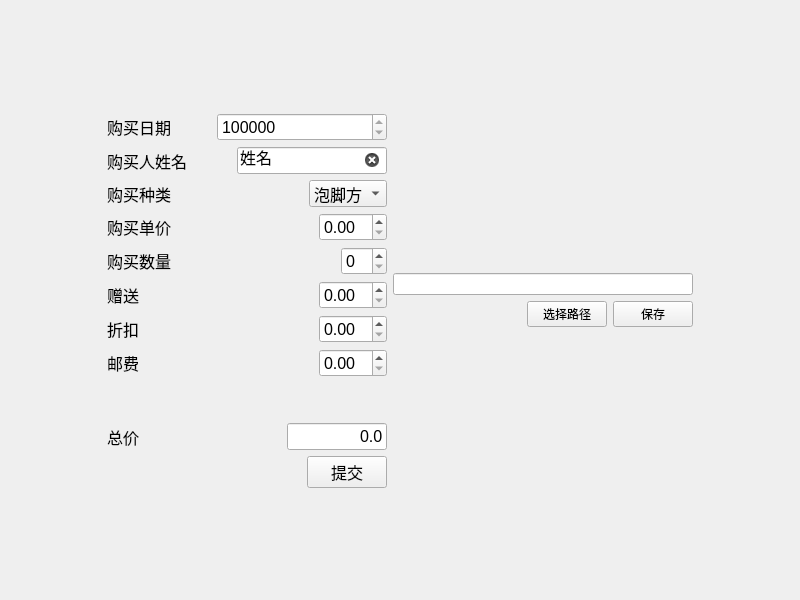
This is hfx.ui in DongzhenHuangfu/My-Manage-App as Qt 5 draws it before an edit. The edited form follows.
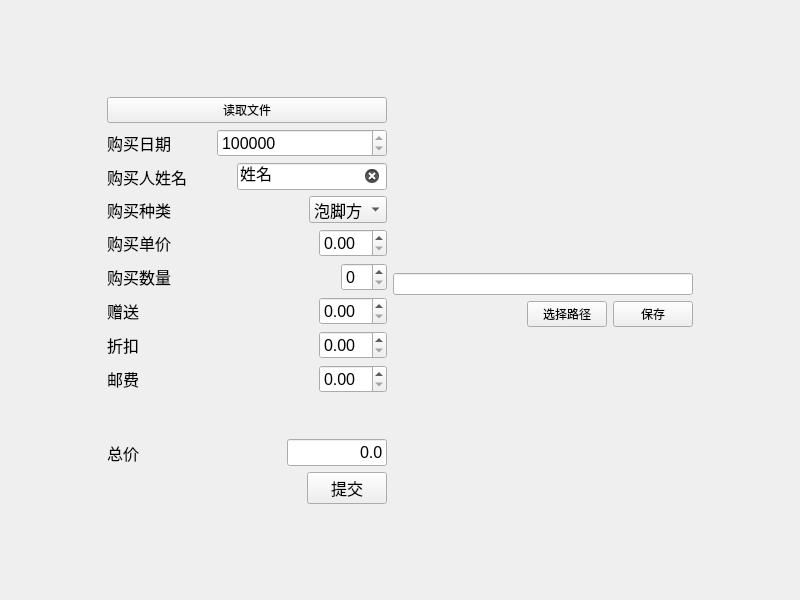
This is the edited form.

Commit message: feat: 读取本地存储的数据

Patch:
```diff
--- a/hfx.ui
+++ b/hfx.ui
@@ -29,7 +29,7 @@
      </spacer>
     </item>
     <item>
-     <layout class="QVBoxLayout" name="verticalLayout" stretch="1,1,0,1,1,1,1,0,1,0,0,1">
+     <layout class="QVBoxLayout" name="verticalLayout" stretch="1,0,1,0,1,1,1,1,0,1,0,0,1">
       <item>
        <spacer name="verticalSpacer">
         <property name="orientation">
@@ -43,6 +43,13 @@
         </property>
        </spacer>
       </item>
+      <item>
+       <widget class="QPushButton" name="PushButtonRead">
+        <property name="text">
+         <string>读取文件</string>
+        </property>
+       </widget>
+      </item>
       <item>
        <layout class="QHBoxLayout" name="HLDate">
         <item>
```
The commit also changes 3 other files.
